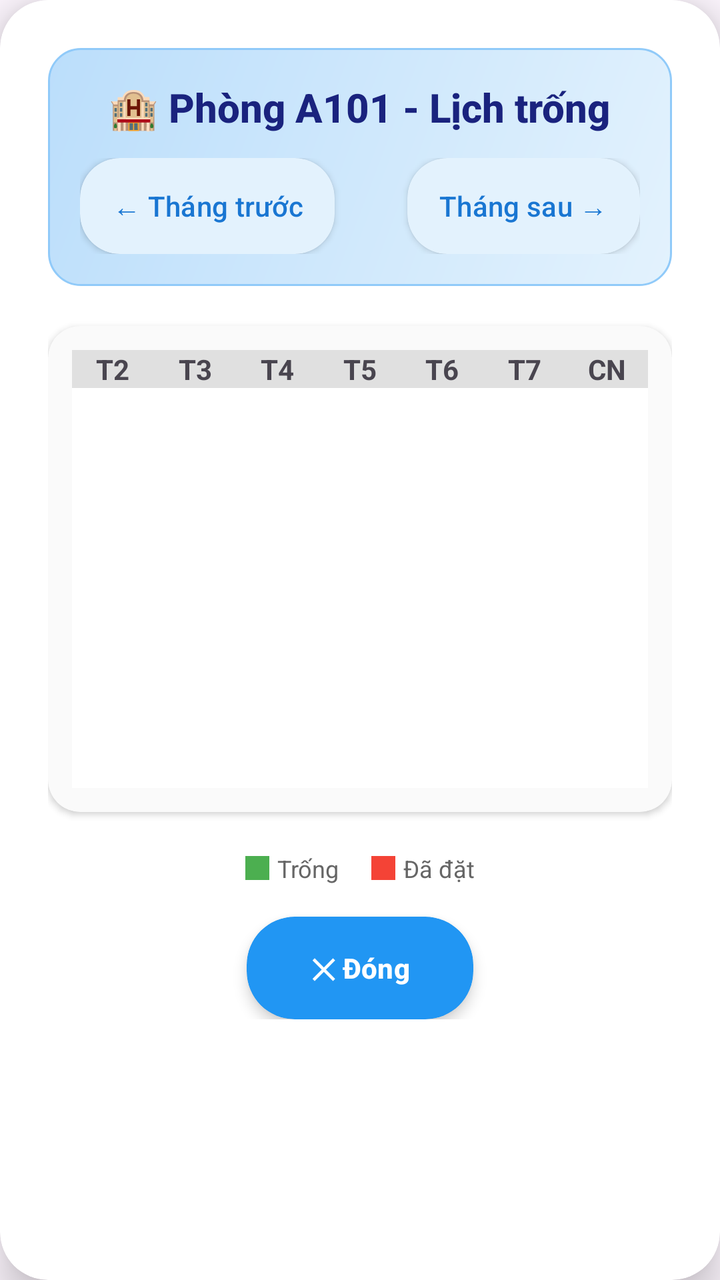
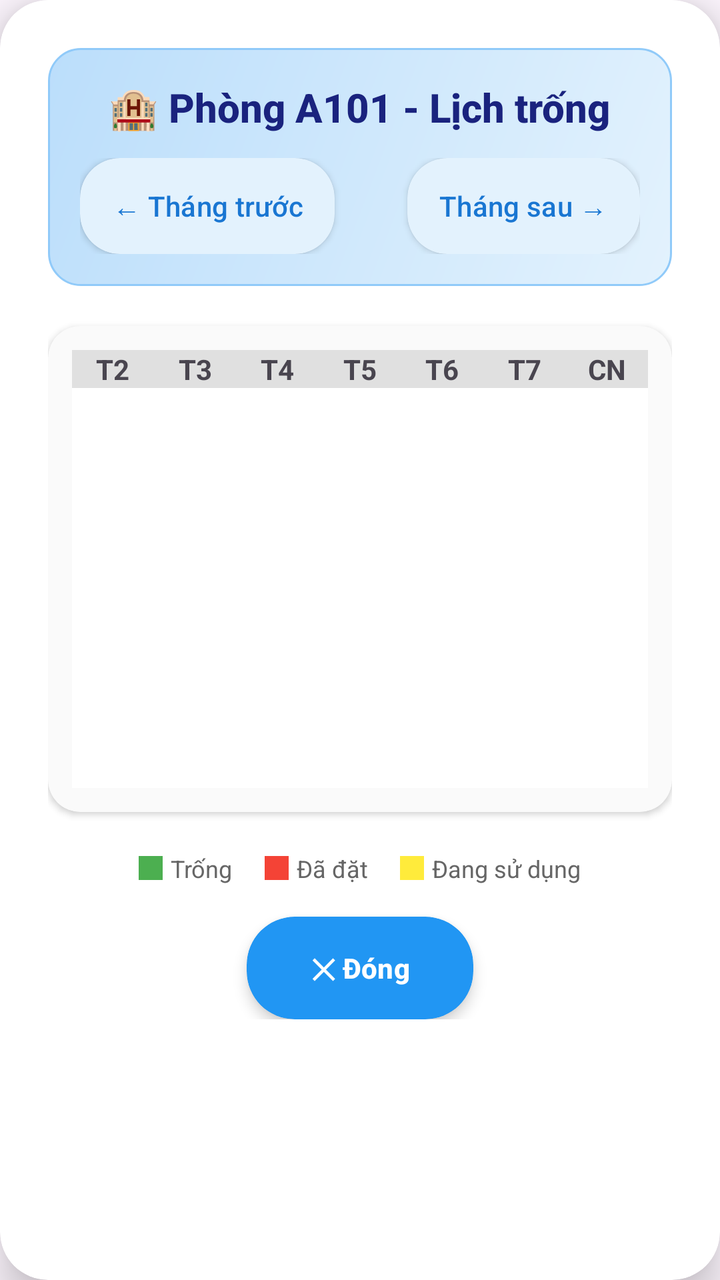

Compare the two renders of this Android layout. The source of the first and the diff that turns it into the second are given below.
<!-- AndroidManifest.xml: application theme Theme.AppQLKhachSan -->
<!-- res/layout/dialog_availability.xml -->
<?xml version="1.0" encoding="utf-8"?>
<androidx.cardview.widget.CardView
    xmlns:android="http://schemas.android.com/apk/res/android"
    xmlns:app="http://schemas.android.com/apk/res-auto"
    android:layout_width="match_parent"
    android:layout_height="wrap_content"
    android:layout_margin="16dp"
    app:cardCornerRadius="24dp"
    app:cardElevation="12dp"
    app:cardBackgroundColor="#FFFFFF">

    <LinearLayout
        android:layout_width="match_parent"
        android:layout_height="wrap_content"
        android:orientation="vertical"
        android:padding="24dp">

        
        <LinearLayout
            android:id="@+id/headerLayout"
            android:layout_width="match_parent"
            android:layout_height="wrap_content"
            android:orientation="vertical"
            android:gravity="center"
            android:background="@drawable/calendar_header_bg"
            android:padding="16dp"
            android:layout_marginBottom="20dp">

            <TextView
                android:id="@+id/dialogRoomName"
                android:layout_width="wrap_content"
                android:layout_height="wrap_content"
                android:text="🏨 Phòng A101 - Lịch trống"
                android:textSize="20sp"
                android:textStyle="bold"
                android:textColor="#1A237E"
                android:fontFamily="sans-serif-medium"
                android:gravity="center" />

            
            <LinearLayout
                android:layout_width="match_parent"
                android:layout_height="wrap_content"
                android:orientation="horizontal"
                android:gravity="center"
                android:layout_marginTop="12dp">

                <androidx.cardview.widget.CardView
                    android:layout_width="wrap_content"
                    android:layout_height="wrap_content"
                    app:cardCornerRadius="20dp"
                    app:cardElevation="2dp"
                    app:cardBackgroundColor="#E3F2FD">

                    <Button
                        android:id="@+id/btnPrevMonth"
                        android:layout_width="wrap_content"
                        android:layout_height="wrap_content"
                        android:text="← Tháng trước"
                        android:textSize="14sp"
                        android:textColor="#1976D2"
                        android:background="@android:color/transparent"
                        android:paddingHorizontal="16dp"
                        android:paddingVertical="8dp" />
                </androidx.cardview.widget.CardView>

                <View
                    android:layout_width="0dp"
                    android:layout_height="1dp"
                    android:layout_weight="1" />

                <androidx.cardview.widget.CardView
                    android:layout_width="wrap_content"
                    android:layout_height="wrap_content"
                    app:cardCornerRadius="20dp"
                    app:cardElevation="2dp"
                    app:cardBackgroundColor="#E3F2FD">

                    <Button
                        android:id="@+id/btnNextMonth"
                        android:layout_width="wrap_content"
                        android:layout_height="wrap_content"
                        android:text="Tháng sau →"
                        android:textSize="14sp"
                        android:textColor="#1976D2"
                        android:background="@android:color/transparent"
                        android:paddingHorizontal="16dp"
                        android:paddingVertical="8dp" />
                </androidx.cardview.widget.CardView>
            </LinearLayout>
        </LinearLayout>

        
        <androidx.cardview.widget.CardView
            android:layout_width="match_parent"
            android:layout_height="wrap_content"
            app:cardCornerRadius="16dp"
            app:cardElevation="2dp"
            app:cardBackgroundColor="#FAFAFA"
            android:layout_marginBottom="20dp">

            <GridLayout
                android:id="@+id/gridLayout"
                android:layout_width="match_parent"
                android:layout_height="wrap_content"
                android:columnCount="7"
                android:rowCount="7"
                android:padding="12dp">

                
                <TextView android:text="T2" style="@style/CalendarHeaderCell" />
                <TextView android:text="T3" style="@style/CalendarHeaderCell" />
                <TextView android:text="T4" style="@style/CalendarHeaderCell" />
                <TextView android:text="T5" style="@style/CalendarHeaderCell" />
                <TextView android:text="T6" style="@style/CalendarHeaderCell" />
                <TextView android:text="T7" style="@style/CalendarHeaderCell" />
                <TextView android:text="CN" style="@style/CalendarHeaderCell" />

                
                <TextView android:id="@+id/day1" style="@style/CalendarDayCell" />
                <TextView android:id="@+id/day2" style="@style/CalendarDayCell" />
                <TextView android:id="@+id/day3" style="@style/CalendarDayCell" />
                <TextView android:id="@+id/day4" style="@style/CalendarDayCell" />
                <TextView android:id="@+id/day5" style="@style/CalendarDayCell" />
                <TextView android:id="@+id/day6" style="@style/CalendarDayCell" />
                <TextView android:id="@+id/day7" style="@style/CalendarDayCell" />
                <TextView android:id="@+id/day8" style="@style/CalendarDayCell" />
                <TextView android:id="@+id/day9" style="@style/CalendarDayCell" />
                <TextView android:id="@+id/day10" style="@style/CalendarDayCell" />
                <TextView android:id="@+id/day11" style="@style/CalendarDayCell" />
                <TextView android:id="@+id/day12" style="@style/CalendarDayCell" />
                <TextView android:id="@+id/day13" style="@style/CalendarDayCell" />
                <TextView android:id="@+id/day14" style="@style/CalendarDayCell" />
                <TextView android:id="@+id/day15" style="@style/CalendarDayCell" />
                <TextView android:id="@+id/day16" style="@style/CalendarDayCell" />
                <TextView android:id="@+id/day17" style="@style/CalendarDayCell" />
                <TextView android:id="@+id/day18" style="@style/CalendarDayCell" />
                <TextView android:id="@+id/day19" style="@style/CalendarDayCell" />
                <TextView android:id="@+id/day20" style="@style/CalendarDayCell" />
                <TextView android:id="@+id/day21" style="@style/CalendarDayCell" />
                <TextView android:id="@+id/day22" style="@style/CalendarDayCell" />
                <TextView android:id="@+id/day23" style="@style/CalendarDayCell" />
                <TextView android:id="@+id/day24" style="@style/CalendarDayCell" />
                <TextView android:id="@+id/day25" style="@style/CalendarDayCell" />
                <TextView android:id="@+id/day26" style="@style/CalendarDayCell" />
                <TextView android:id="@+id/day27" style="@style/CalendarDayCell" />
                <TextView android:id="@+id/day28" style="@style/CalendarDayCell" />
                <TextView android:id="@+id/day29" style="@style/CalendarDayCell" />
                <TextView android:id="@+id/day30" style="@style/CalendarDayCell" />
                <TextView android:id="@+id/day31" style="@style/CalendarDayCell" />
                <TextView android:id="@+id/day32" style="@style/CalendarDayCell" />
                <TextView android:id="@+id/day33" style="@style/CalendarDayCell" />
                <TextView android:id="@+id/day34" style="@style/CalendarDayCell" />
                <TextView android:id="@+id/day35" style="@style/CalendarDayCell" />
            </GridLayout>
        </androidx.cardview.widget.CardView>

        
        <LinearLayout
            android:layout_width="match_parent"
            android:layout_height="wrap_content"
            android:orientation="horizontal"
            android:gravity="center"
            android:layout_marginBottom="16dp">

            <LinearLayout
                android:layout_width="wrap_content"
                android:layout_height="wrap_content"
                android:orientation="horizontal"
                android:gravity="center_vertical"
                android:layout_marginEnd="16dp">

                <View
                    android:layout_width="12dp"
                    android:layout_height="12dp"
                    android:background="#4CAF50"
                    android:layout_marginEnd="4dp" />

                <TextView
                    android:layout_width="wrap_content"
                    android:layout_height="wrap_content"
                    android:text="Trống"
                    android:textSize="12sp"
                    android:textColor="#666666" />
            </LinearLayout>

            <LinearLayout
                android:layout_width="wrap_content"
                android:layout_height="wrap_content"
                android:orientation="horizontal"
                android:gravity="center_vertical">

                <View
                    android:layout_width="12dp"
                    android:layout_height="12dp"
                    android:background="#F44336"
                    android:layout_marginEnd="4dp" />

                <TextView
                    android:layout_width="wrap_content"
                    android:layout_height="wrap_content"
                    android:text="Đã đặt"
                    android:textSize="12sp"
                    android:textColor="#666666" />
            </LinearLayout>
        </LinearLayout>

        
        <androidx.cardview.widget.CardView
            android:layout_width="wrap_content"
            android:layout_height="wrap_content"
            android:layout_gravity="center"
            app:cardCornerRadius="24dp"
            app:cardElevation="4dp"
            app:cardBackgroundColor="#2196F3">

            <Button
                android:id="@+id/btnClose"
                android:layout_width="wrap_content"
                android:layout_height="wrap_content"
                android:text="✕ Đóng"
                android:textColor="#FFFFFF"
                android:textStyle="bold"
                android:background="@android:color/transparent"
                android:paddingHorizontal="32dp"
                android:paddingVertical="12dp"
                android:clickable="true" />
        </androidx.cardview.widget.CardView>
    </LinearLayout>
</androidx.cardview.widget.CardView>
<!-- resources referenced by this layout -->
<resources>
  <!-- drawable calendar_header_bg (drawable) -->
  <?xml version="1.0" encoding="utf-8"?>
  <shape xmlns:android="http://schemas.android.com/apk/res/android">
      <gradient
          android:startColor="#E3F2FD"
          android:endColor="#BBDEFB"
          android:angle="135" />
      <corners android:radius="16dp" />
      <stroke
          android:width="1dp"
          android:color="#90CAF9" />
  </shape>
  <style name="CalendarDayCell">
          <item name="android:layout_width">0dp</item>
          <item name="android:layout_height">40dp</item>
          <item name="android:layout_columnWeight">1</item>
          <item name="android:gravity">center</item>
          <item name="android:background">#FFFFFF</item>
      </style>
  <style name="CalendarHeaderCell">
          <item name="android:layout_width">0dp</item>
          <item name="android:layout_height">wrap_content</item>
          <item name="android:layout_columnWeight">1</item>
          <item name="android:gravity">center</item>
          <item name="android:textSize">14sp</item>
          <item name="android:textStyle">bold</item>
          <item name="android:background">#E0E0E0</item>
      </style>
  <style name="Theme.AppQLKhachSan" parent="Base.Theme.AppQLKhachSan" />
  <style name="Base.Theme.AppQLKhachSan" parent="Theme.Material3.DayNight.NoActionBar">
          
          
      </style>
</resources>

<!-- the commit's change to res/layout/dialog_availability.xml (unified diff, before → after) -->
@@ -203,6 +203,27 @@
                     android:textSize="12sp"
                     android:textColor="#666666" />
             </LinearLayout>
+
+            <LinearLayout
+                android:layout_width="wrap_content"
+                android:layout_height="wrap_content"
+                android:orientation="horizontal"
+                android:gravity="center_vertical"
+                android:layout_marginStart="16dp">
+
+                <View
+                    android:layout_width="12dp"
+                    android:layout_height="12dp"
+                    android:background="#FFEB3B"
+                    android:layout_marginEnd="4dp" />
+
+                <TextView
+                    android:layout_width="wrap_content"
+                    android:layout_height="wrap_content"
+                    android:text="Đang sử dụng"
+                    android:textSize="12sp"
+                    android:textColor="#666666" />
+            </LinearLayout>
         </LinearLayout>
 
         
@@ -212,7 +233,8 @@
             android:layout_gravity="center"
             app:cardCornerRadius="24dp"
             app:cardElevation="4dp"
-            app:cardBackgroundColor="#2196F3">
+            app:cardBackgroundColor="#2196F3"
+            android:descendantFocusability="blocksDescendants">
 
             <Button
                 android:id="@+id/btnClose"
@@ -223,8 +245,7 @@
                 android:textStyle="bold"
                 android:background="@android:color/transparent"
                 android:paddingHorizontal="32dp"
-                android:paddingVertical="12dp"
-                android:clickable="true" />
+                android:paddingVertical="12dp" />
         </androidx.cardview.widget.CardView>
     </LinearLayout>
 </androidx.cardview.widget.CardView>
